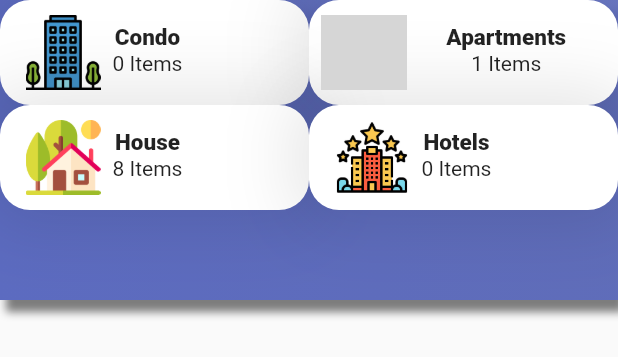
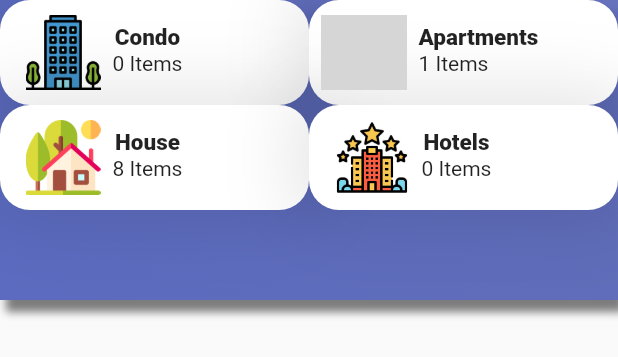
Before and after one commit to TrojanSystem/sos_project, a Flutter app: the ChoiceOfItems widget shown alone on an empty page, opened directly with empty values, on a phone screen of 412 x 824 dp. Shown: the top 357 px of the screen. Run offline on Flutter 3.47's test engine with Material 2 defaults, Android fonts, the phone set to English and light mode, and no system bars; our stand-ins replace cached_network_image, fancy_shimmer_image, flutter_image_slideshow, flutter_spinkit, flutter_staggered_animations, image_picker and 2 more; network calls fail; grey boxes are pictures that could not be loaded.

Commit message:
Add more functionality

```diff
--- a/lib/crediential/login.dart
+++ b/lib/crediential/login.dart
@@ -7,6 +7,8 @@ import '../home_page.dart';
 import 'forget_pass.dart';
 
 class Login extends StatefulWidget {
+  const Login({Key key}) : super(key: key);
+
   @override
   _LoginState createState() => _LoginState();
 }
--- a/lib/crediential/registration.dart
+++ b/lib/crediential/registration.dart
@@ -75,7 +75,7 @@ class _SignUpState extends State<SignUp> with TickerProviderStateMixin {
     if (isValid) {
       Navigator.of(context).pushReplacement(
         MaterialPageRoute(
-          builder: (ctx) => HomePage(),
+          builder: (ctx) => const HomePage(),
         ),
       );
     }
--- a/lib/house_screen/choice_of_items.dart
+++ b/lib/house_screen/choice_of_items.dart
@@ -208,6 +208,9 @@ class ChoiceOfItems extends StatelessWidget {
                                                     padding:
                                                         const EdgeInsets.all(8),
                                                     child: Column(
+                                                      crossAxisAlignment:
+                                                          CrossAxisAlignment
+                                                              .start,
                                                       children: [
                                                         const Text(
                                                           'Apartments',
```
Also changed, not shown: lib/buying_process/cash_buyer.dart (added, +14 -0 lines), lib/collection_methods.dart (+13 -2 lines).
